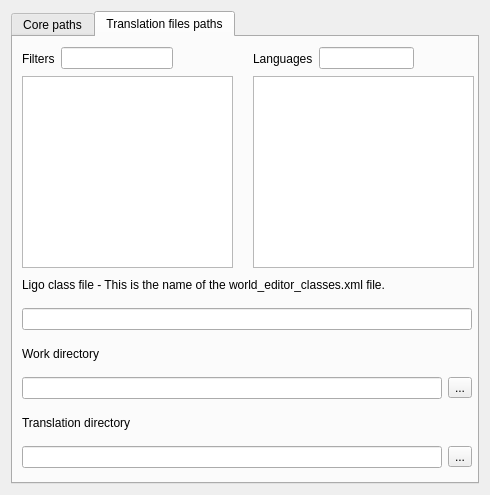
Above: code/nel/tools/3d/object_viewer_qt/src/plugins/translation_manager/translation_manager_settings_page.ui from ryzom/ryzomcore before the change. Below: the same form after it.
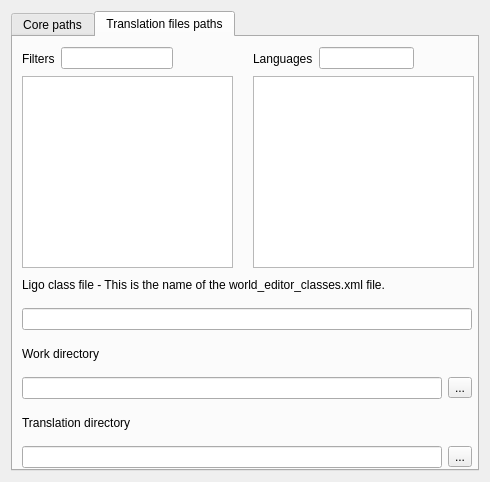
That is the form after the change. Icons and pictures are not drawn.

Patch:
```diff
--- a/code/nel/tools/3d/object_viewer_qt/src/plugins/translation_manager/translation_manager_settings_page.ui
+++ b/code/nel/tools/3d/object_viewer_qt/src/plugins/translation_manager/translation_manager_settings_page.ui
@@ -7,7 +7,7 @@
     <x>0</x>
     <y>0</y>
     <width>490</width>
-    <height>495</height>
+    <height>482</height>
    </rect>
   </property>
   <property name="windowTitle">
```
